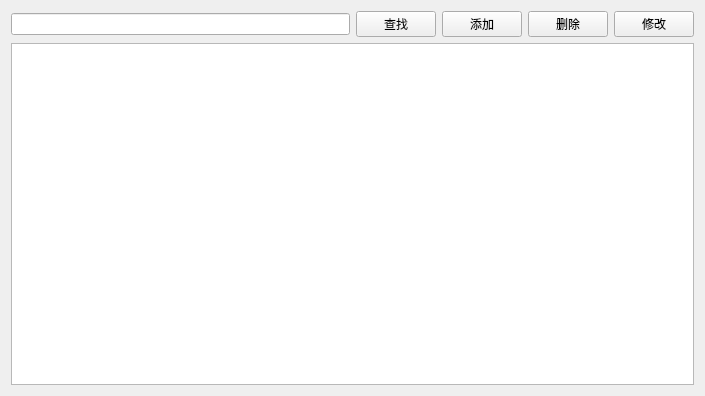
This is patientview.ui in sdn-1/add_new_window as Qt 5 draws it before an edit. The edited form follows.
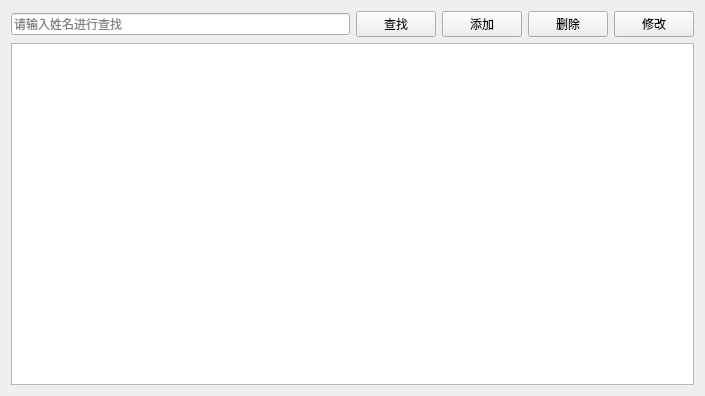
This is the edited form. Icons and pictures are not drawn.

```diff
--- a/patientview.ui
+++ b/patientview.ui
@@ -17,7 +17,11 @@
    <item>
     <layout class="QHBoxLayout" name="horizontalLayout">
      <item>
-      <widget class="QLineEdit" name="lineEdit"/>
+      <widget class="QLineEdit" name="txtSearch">
+       <property name="placeholderText">
+        <string>请输入姓名进行查找</string>
+       </property>
+      </widget>
      </item>
      <item>
       <widget class="QPushButton" name="btSearch">
```
Left out of the diff: 20 changed lines with no effect on the pictures.
